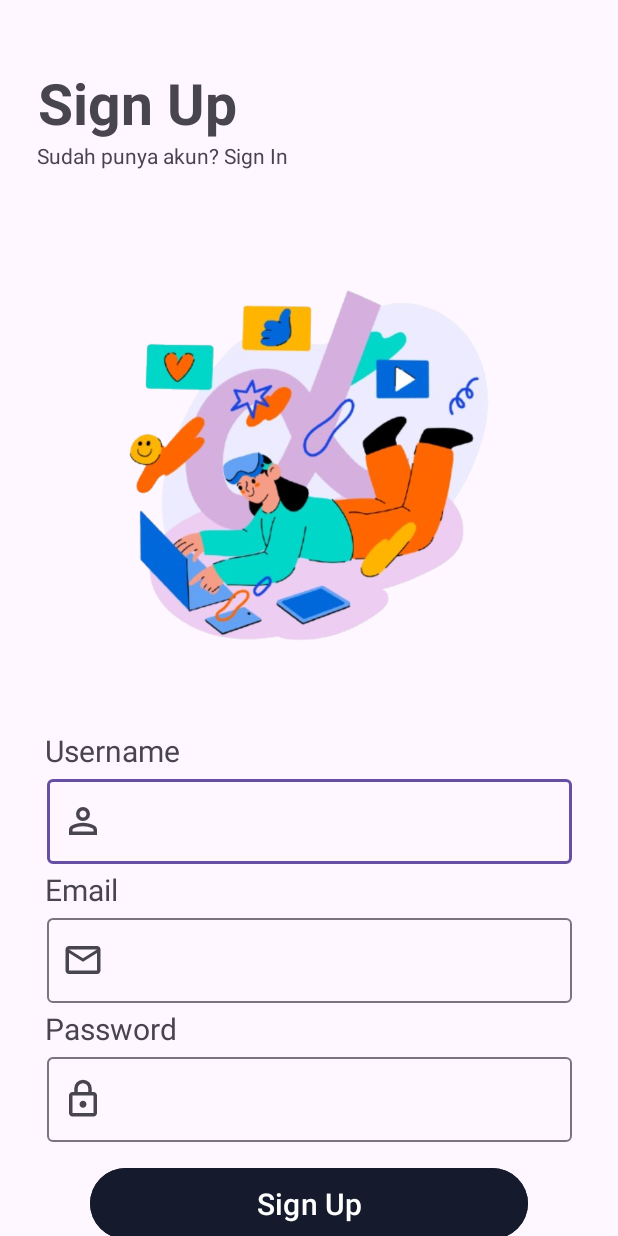
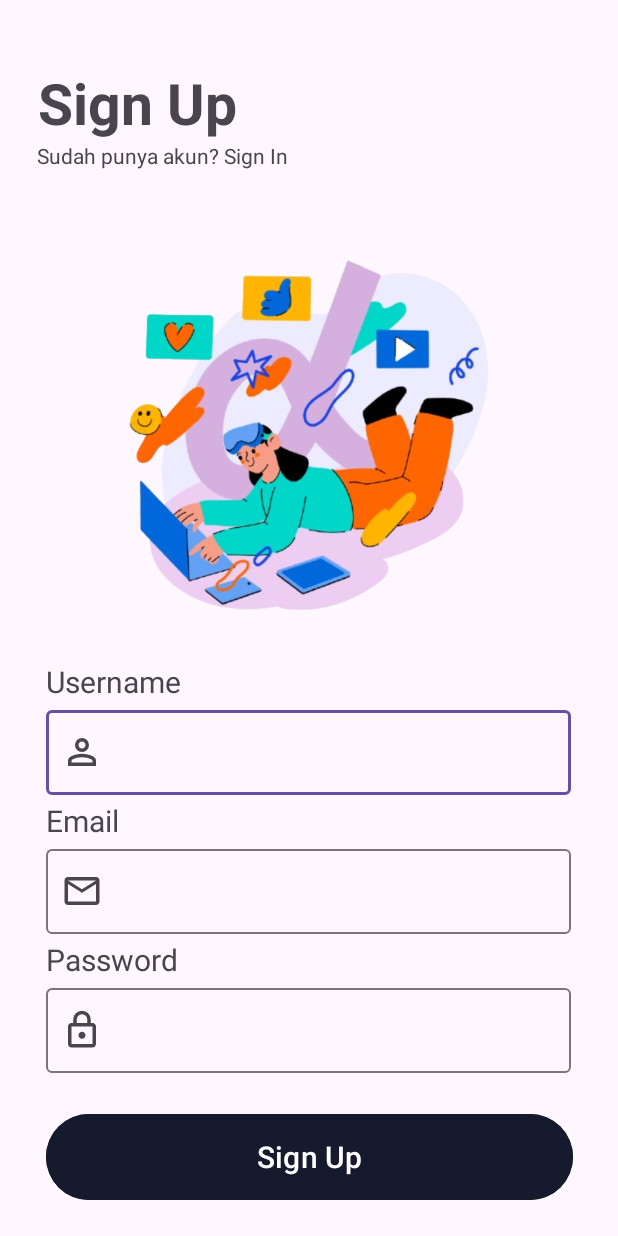
Before and after one commit to muhfadtz/Mobile-OnJasa, an Android app: the screen it shows after launch (SignUpActivity), on a phone screen of 412 x 824 dp. Run offline under Robolectric (Android 15) with nearby library versions, the phone set to English and light mode, and no system bars.

Commit message:
Sign Up Update

```diff
--- a/app/src/main/res/layout/activity_login.xml
+++ b/app/src/main/res/layout/activity_login.xml
@@ -54,10 +54,12 @@
         app:layout_constraintTop_toBottomOf="@+id/imageView">
 
         <!-- Username Input -->
+
         <TextView
             android:id="@+id/textView5"
             android:layout_width="wrap_content"
             android:layout_height="wrap_content"
+            android:layout_marginTop="12dp"
             android:text="Username"
             android:textSize="20dp"
             app:layout_constraintStart_toStartOf="parent"
--- a/app/src/main/res/layout/activity_sign_up.xml
+++ b/app/src/main/res/layout/activity_sign_up.xml
@@ -1,4 +1,3 @@
-<?xml version="1.0" encoding="utf-8"?>
 <androidx.constraintlayout.widget.ConstraintLayout xmlns:android="http://schemas.android.com/apk/res/android"
     xmlns:app="http://schemas.android.com/apk/res-auto"
     xmlns:tools="http://schemas.android.com/tools"
@@ -35,45 +34,59 @@
         android:layout_width="match_parent"
         android:layout_height="0dp"
         android:layout_marginStart="60dp"
-        android:layout_marginTop="60dp"
+        android:layout_marginTop="40dp"
         android:layout_marginEnd="60dp"
+        android:src="@drawable/brie"
         app:layout_constraintEnd_toEndOf="parent"
         app:layout_constraintStart_toStartOf="parent"
-        app:layout_constraintTop_toTopOf="parent"
-        android:src="@drawable/brie" />
+        app:layout_constraintTop_toTopOf="parent" />
 
-    <!-- New ConstraintLayout for Username to Sign Up -->
+    <!-- ConstraintLayout to contain the LinearLayout for Username to Sign Up -->
 
     <androidx.constraintlayout.widget.ConstraintLayout
         android:layout_width="match_parent"
         android:layout_height="wrap_content"
-        android:layout_marginStart="30dp"
-        android:layout_marginEnd="30dp"
-        android:layout_marginBottom="100dp"
+        android:layout_marginStart="20dp"
+        android:layout_marginEnd="20dp"
+        android:layout_marginBottom="20dp"
         app:layout_constraintBottom_toBottomOf="parent"
         app:layout_constraintEnd_toEndOf="parent"
         app:layout_constraintStart_toStartOf="parent"
         app:layout_constraintTop_toBottomOf="@+id/imageView"
-        app:layout_constraintVertical_bias="0.41000003">
+        app:layout_constraintVertical_bias="1.0">
+
+        <!-- LinearLayout utama untuk mengatur section secara vertikal -->
+
+        <LinearLayout
+            android:id="@+id/linearLayout2"
+            android:layout_width="match_parent"
+            android:layout_height="wrap_content"
+            android:orientation="vertical">
+
+            <!-- Username Section -->
+            <LinearLayout
+                android:layout_width="match_parent"
+                android:layout_height="wrap_content"
+                android:gravity="center_horizontal"
+                android:orientation="vertical">
+
+                <LinearLayout
+                    android:layout_width="wrap_content"
+                    android:layout_height="wrap_content"
+                    android:orientation="vertical">
 
                     <TextView
                         android:id="@+id/textView8"
                         android:layout_width="wrap_content"
                         android:layout_height="wrap_content"
+                        android:gravity="start"
                         android:text="Username"
-            android:textSize="20sp"
-            app:layout_constraintEnd_toEndOf="parent"
-            app:layout_constraintHorizontal_bias="0.0"
-            app:layout_constraintStart_toStartOf="parent"
-            app:layout_constraintTop_toTopOf="parent" />
+                        android:textSize="20sp" />
 
                     <com.google.android.material.textfield.TextInputLayout
                         android:id="@+id/textInputLayout3"
                         android:layout_width="350dp"
                         android:layout_height="65dp"
-            app:layout_constraintEnd_toEndOf="parent"
-            app:layout_constraintStart_toStartOf="parent"
-            app:layout_constraintTop_toBottomOf="@+id/textView8"
                         app:startIconDrawable="@drawable/ic_person">
 
                         <com.google.android.material.textfield.TextInputEditText
@@ -81,25 +94,33 @@
                             android:layout_height="wrap_content" />
                     </com.google.android.material.textfield.TextInputLayout>
 
+                </LinearLayout>
+            </LinearLayout>
+
+            <!-- Email Section -->
+            <LinearLayout
+                android:layout_width="match_parent"
+                android:layout_height="wrap_content"
+                android:gravity="center_horizontal"
+                android:orientation="vertical">
+
+                <LinearLayout
+                    android:layout_width="wrap_content"
+                    android:layout_height="wrap_content"
+                    android:orientation="vertical">
+
                     <TextView
                         android:id="@+id/textView9"
                         android:layout_width="wrap_content"
                         android:layout_height="wrap_content"
+                        android:gravity="start"
                         android:text="Email"
-            android:textSize="20sp"
-            app:layout_constraintEnd_toEndOf="parent"
-            app:layout_constraintHorizontal_bias="0.0"
-            app:layout_constraintStart_toStartOf="parent"
-            app:layout_constraintTop_toBottomOf="@+id/textInputLayout3" />
-        +
+                        android:textSize="20sp" />
 
                     <com.google.android.material.textfield.TextInputLayout
                         android:id="@+id/textInputLayout"
                         android:layout_width="350dp"
                         android:layout_height="65dp"
-            app:layout_constraintEnd_toEndOf="parent"
-            app:layout_constraintStart_toStartOf="parent"
-            app:layout_constraintTop_toBottomOf="@+id/textView9"
                         app:startIconDrawable="@drawable/ic_mail">
 
                         <com.google.android.material.textfield.TextInputEditText
@@ -107,24 +128,33 @@
                             android:layout_height="wrap_content" />
                     </com.google.android.material.textfield.TextInputLayout>
 
+                </LinearLayout>
+            </LinearLayout>
+
+            <!-- Password Section -->
+            <LinearLayout
+                android:layout_width="match_parent"
+                android:layout_height="wrap_content"
+                android:gravity="center_horizontal"
+                android:orientation="vertical">
+
+                <LinearLayout
+                    android:layout_width="wrap_content"
+                    android:layout_height="wrap_content"
+                    android:orientation="vertical">
+
                     <TextView
                         android:id="@+id/textView4"
                         android:layout_width="wrap_content"
                         android:layout_height="wrap_content"
+                        android:gravity="start"
                         android:text="Password"
-            android:textSize="20sp"
-            app:layout_constraintEnd_toEndOf="parent"
-            app:layout_constraintHorizontal_bias="0.0"
-            app:layout_constraintStart_toStartOf="parent"
-            app:layout_constraintTop_toBottomOf="@+id/textInputLayout" />
+                        android:textSize="20sp" />
 
                     <com.google.android.material.textfield.TextInputLayout
                         android:id="@+id/textInputLayout4"
                         android:layout_width="350dp"
                         android:layout_height="65dp"
-            app:layout_constraintEnd_toEndOf="parent"
-            app:layout_constraintStart_toStartOf="parent"
-            app:layout_constraintTop_toBottomOf="@+id/textView4"
                         app:startIconDrawable="@drawable/ic_lock">
 
                         <com.google.android.material.textfield.TextInputEditText
@@ -133,12 +163,18 @@
                             android:inputType="textPassword" />
                     </com.google.android.material.textfield.TextInputLayout>
 
+                </LinearLayout>
+            </LinearLayout>
+
+            <!-- Button Section -->
+        </LinearLayout>
+
         <Button
             android:id="@+id/button"
-            android:layout_width="match_parent"
-            android:layout_height="wrap_content"
+            android:layout_width="351dp"
+            android:layout_height="65dp"
             android:layout_marginHorizontal="30dp"
-            android:layout_marginTop="10dp"
+            android:layout_marginTop="20dp"
             android:backgroundTint="@color/material_dynamic_secondary10"
             android:padding="10dp"
             android:text="Sign Up"
@@ -146,8 +182,7 @@
             app:layout_constraintBottom_toBottomOf="parent"
             app:layout_constraintEnd_toEndOf="parent"
             app:layout_constraintStart_toStartOf="parent"
-            app:layout_constraintTop_toBottomOf="@+id/textInputLayout4" />
+            app:layout_constraintTop_toBottomOf="@+id/linearLayout2" />
 
     </androidx.constraintlayout.widget.ConstraintLayout>
-
 </androidx.constraintlayout.widget.ConstraintLayout>
```
Lines whose indentation alone changed are shown as unchanged.
